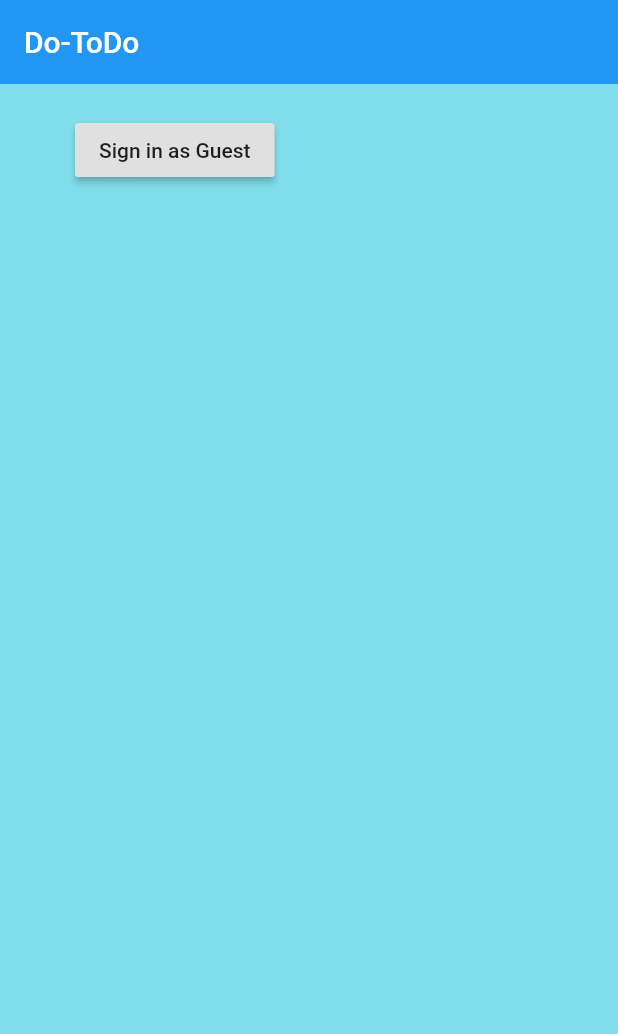
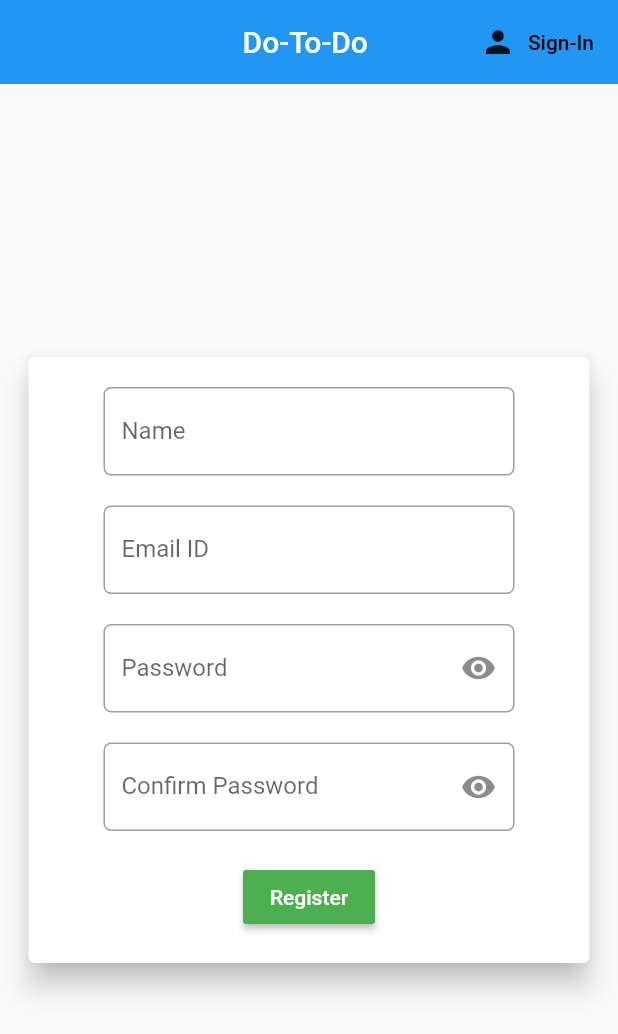
Before and after one commit to Samyak-Shreyash/DoToDo, a Flutter app: the screen it shows after launch, on a phone screen of 412 x 824 dp. Shown: the top 1034 px of the screen. Run offline on Flutter 3.47's test engine with Material 2 defaults, Android fonts, the phone set to English and light mode, and no system bars; our stand-ins replace cloud_firestore, connectivity, firebase_auth, form_field_validator; missing offline and left inert: cloud_firestore_web, firebase_auth_web, firebase_core_web, flutter_sp; accounts and stored records are empty; statements that could not run were skipped.

Commit message:
Multiple files added to read and display Task Card

```diff
--- a/lib/main.dart
+++ b/lib/main.dart
@@ -1,17 +1,26 @@
+import 'package:dotodo/models/user.dart';
 import 'package:dotodo/screens/wrapper.dart';
+import 'package:dotodo/services/auth.dart';
 import 'package:flutter/material.dart';
+import 'package:provider/provider.dart';
 
 void main() {
-  runApp(MyApp());
+  runApp(MaterialApp(
+    theme: ThemeData.dark(),
+    home: MyApp(),
+  ));
 }
 
 class MyApp extends StatelessWidget {
   // This widget is the root of your application.
   @override
   Widget build(BuildContext context) {
-    return MaterialApp(
-      title: 'Flutter Demo',
-      home: Wrapper(),
+    return StreamProvider<User>.value(
+      value: AuthService().user,
+      child: MaterialApp(
+        title: 'Flutter Demo',
+        home: Wrapper(),
+      ),
     );
   }
 }
--- a/lib/models/user.dart
+++ b/lib/models/user.dart
@@ -1,5 +1,10 @@
+import 'package:dotodo/services/auth.dart';
+
 class User {
+
+  final AuthService _auth = AuthService();
   final String uid;
 
-  User(this.uid);
+  User({this.uid});
+
 }
--- a/lib/screens/authenticate/authenticate.dart
+++ b/lib/screens/authenticate/authenticate.dart
@@ -1,3 +1,5 @@
+import 'package:dotodo/screens/authenticate/register.dart';
+import 'package:dotodo/screens/authenticate/sign_in.dart';
 import 'package:flutter/material.dart';
 
 class Authenticate extends StatefulWidget {
@@ -6,10 +8,17 @@ class Authenticate extends StatefulWidget {
 }
 
 class _AuthenticateState extends State<Authenticate> {
+  bool showSignIn = false;
+
+  void toggleView() {
+    setState(() => showSignIn = !showSignIn);
+  }
+
   @override
   Widget build(BuildContext context) {
-    return Container(
-      child: Text('Authenticate'),
-    );
+    if (showSignIn)
+      return SignIn(toggleView: toggleView);
+    else
+      return Register(toggleView: toggleView);
   }
 }
--- /dev/null
+++ b/lib/screens/authenticate/register.dart
@@ -0,0 +1,181 @@
+import 'package:dotodo/services/ValidationRules.dart';
+import 'package:dotodo/services/auth.dart';
+import 'package:flutter/material.dart';
+import 'package:form_field_validator/form_field_validator.dart';
+
+class Register extends StatefulWidget {
+  final Function toggleView;
+
+  Register({this.toggleView});
+
+  @override
+  _RegisterState createState() => _RegisterState();
+}
+
+class _RegisterState extends State<Register> {
+  final AuthService _auth = AuthService();
+  final _formKey = GlobalKey<FormState>();
+
+  //TODO: Set state variables
+  String formPage = 'Register';
+  bool hidePassword = true;
+  bool hideConfirmPassword = true;
+  String email = '';
+  String password = '';
+  String error = '';
+
+  @override
+  Widget build(BuildContext context) {
+    return Scaffold(
+//      backgroundColor: Colors.cyan[200],
+      appBar: buildAppBar(),
+      body: Center(
+        child: ListView(
+          shrinkWrap: true,
+          padding: EdgeInsets.all(15.0),
+          children: <Widget>[
+            Card(
+              elevation: 8.0,
+              child: buildBox(),
+            ),
+          ],
+        ),
+      ),
+    );
+  }
+
+  Container buildBox() {
+    return Container(
+      padding: EdgeInsets.symmetric(vertical: 20.0, horizontal: 50.0),
+      child: Form(
+        key: _formKey,
+        child: Column(
+          children: <Widget>[
+            createTextField("Name", TextInputType.text,
+                customValidators().textValidation(formPage)),
+            SizedBox(height: 20.0),
+            createTextField('Email ID', TextInputType.emailAddress,
+                customValidators().emailValidation(formPage)),
+            SizedBox(height: 20.0),
+            passwordField(customValidators().passwordValidation()),
+            SizedBox(height: 20.0),
+            confirmPasswordField(password),
+            SizedBox(height: 20.0),
+            register(),
+          ],
+        ),
+      ),
+      decoration: BoxDecoration(),
+    );
+  }
+
+  TextFormField createTextField(String label, TextInputType type,
+      MultiValidator validatorType) {
+    return TextFormField(
+      validator: validatorType,
+      keyboardType: type,
+      onChanged: (val) {
+        setState(() => email = val);
+      },
+      decoration: InputDecoration(
+          labelText: label,
+          border: OutlineInputBorder(
+              borderRadius: BorderRadius.circular(5.0))),
+    );
+  }
+
+  TextFormField confirmPasswordField(String password) {
+    return TextFormField(
+      obscureText: hideConfirmPassword,
+      validator: (val) =>
+          MatchValidator(errorText: 'passwords do not match').validateMatch(
+              val, password),
+      onChanged: (val) {
+        setState(() => password = val);
+      },
+      decoration: InputDecoration(
+        labelText: 'Confirm Password',
+        suffixIcon: IconButton(icon: Icon(
+            (hideConfirmPassword ? Icons.visibility : Icons.visibility_off),
+            semanticLabel:
+            (hideConfirmPassword ? 'hide password' : 'show password')),
+          onPressed: () {
+            setState(() {
+              hideConfirmPassword = !hideConfirmPassword;
+            });
+          },
+        ),
+        border: OutlineInputBorder(
+            borderRadius: BorderRadius.circular(5.0)),
+      ),
+    );
+  }
+
+  TextFormField passwordField(MultiValidator passwordValidator) {
+    return TextFormField(
+      obscureText: hidePassword,
+      validator: passwordValidator,
+      onChanged: (val) {
+        setState(() => password = val);
+      },
+      decoration: InputDecoration(
+        labelText: 'Password',
+        suffixIcon: IconButton(
+          icon: Icon(
+              (hidePassword ? Icons.visibility : Icons.visibility_off),
+              semanticLabel:
+              (hidePassword ? 'hide password' : 'show password')
+          ),
+          onPressed: () {
+            setState(() {
+              hidePassword = !hidePassword;
+            });
+          },
+        ),
+        border: OutlineInputBorder(
+            borderRadius: BorderRadius.circular(5.0)),
+      ),
+    );
+  }
+
+  RaisedButton register() {
+    return RaisedButton(
+      color: Colors.green,
+      child: Text(
+        'Register',
+        style: TextStyle(color: Colors.white),
+      ),
+      onPressed: () async {
+        if (_formKey.currentState.validate()) {
+          dynamic result = await _auth.registerWithEmail(
+              email: email, password: password);
+          if (result == null) {
+            setState(() => error = 'Something happened');
+          }
+        }
+      },
+    );
+  }
+
+
+  AppBar buildAppBar() {
+    return AppBar(
+      backgroundColor: Colors.blueAccent[500],
+      centerTitle: true,
+      title: Text("Do-To-Do "),
+      elevation: 0.0,
+      actions: <Widget>[
+        FlatButton.icon(
+            onPressed: () {
+              widget.toggleView();
+            },
+            icon: Icon(Icons.person),
+            label: Text('Sign-In',
+              style: TextStyle(color: Colors.black),
+            )
+        )
+      ],
+    );
+  }
+
+}
--- /dev/null
+++ b/lib/screens/home/loading.dart
@@ -0,0 +1,2 @@
+import 'package:flutter/material.dart';
+import 'package:flutter_sp';
--- a/lib/screens/wrapper.dart
+++ b/lib/screens/wrapper.dart
@@ -1,15 +1,16 @@
+import 'package:dotodo/models/user.dart';
+import 'package:dotodo/screens/authenticate/authenticate.dart';
+import 'package:dotodo/screens/home/home.dart';
+import 'package:flutter/material.dart';
+import 'package:provider/provider.dart';
 
-// import 'package:dotodo/screens/authenticate/authenticate.dart';
-import 'package:dotodo/screens/authenticate/sign_in.dart';
-// import 'package:dotodo/screens/home/home.dart';
-
-import 'package:flutter/material.dart';
-
-// import 'package:dotodo/screens/home/home.dart';
 class Wrapper extends StatelessWidget {
   @override
   Widget build(BuildContext context) {
-    //  check to return Home Screens or Authentication Screens
-    return SignIn();
+    final user = Provider.of<User>(context);
+//    print(user);
+    // TODO: check to return Home Screens or Authentication Screens
+
+    return user != null ? Home() : Authenticate();
   }
 }
--- /dev/null
+++ b/lib/services/ValidationRules.dart
@@ -0,0 +1,46 @@
+import 'package:form_field_validator/form_field_validator.dart';
+
+// ignore: camel_case_types
+class customValidators {
+  String signInEmailError = 'Email Address not registered';
+  String registerEmailError = 'Invalid Email Address';
+
+  RequiredValidator nameValidation() {
+    final nameValidator = RequiredValidator(errorText: 'Name is required');
+
+    return nameValidator;
+  }
+
+  MultiValidator emailValidation(String formType) {
+    final emailValidator = MultiValidator([
+      RequiredValidator(errorText: 'Email is required'),
+      EmailValidator(errorText: 'invalid email address'),
+    ]);
+
+    return emailValidator;
+  }
+
+  MultiValidator textValidation(String formType) {
+    final emailValidator = MultiValidator([
+      RequiredValidator(errorText: 'Field is required'),
+    ]);
+
+    return emailValidator;
+  }
+
+  MultiValidator passwordValidation() {
+    final passwordValidator = MultiValidator([
+      RequiredValidator(errorText: 'password is required'),
+      MinLengthValidator(8,
+          errorText: 'password must be at least 8 digits long'),
+    ]);
+
+    return passwordValidator;
+  }
+
+  String matchPassword(val, password) {
+    final matchPassword = MatchValidator(errorText: 'passwords do not match')
+        .validateMatch(val, password);
+    return matchPassword;
+  }
+}
--- /dev/null
+++ b/lib/services/database.dart
@@ -0,0 +1,40 @@
+import 'package:cloud_firestore/cloud_firestore.dart';
+import 'package:dotodo/models/task.dart';
+import 'package:uuid/uuid.dart';
+
+class DatabaseService {
+  final String uid;
+  String taskId;
+  var uuid = Uuid();
+
+  DatabaseService({this.uid});
+
+  //Collection reference
+  final CollectionReference taskCollection =
+      Firestore.instance.collection('tasks');
+
+  Future updateUserData(String taskName, int priority, int progress) async {
+    taskId:
+    taskId ?? uuid.v1();
+    return await taskCollection.document().setData({
+      'user_id': uid,
+      'task_id': taskId,
+      'taskName': taskName,
+      'priority': priority,
+      'progress': progress,
+    });
+  }
+
+  List<Task> _taskListFromSnapshot(QuerySnapshot snapshot) {
+    return snapshot.documents.map((doc) {
+      return Task(
+          taskName: doc.data['taskName'] ?? '',
+          priority: doc.data['priority'] ?? 0,
+          progress: doc.data['progress'] ?? 0);
+    }).toList();
+  }
+
+  Stream<List<Task>> get tasks {
+    return taskCollection.snapshots().map(_taskListFromSnapshot);
+  }
+}
--- /dev/null
+++ b/lib/services/taskDetails.dart
@@ -0,0 +1,3 @@
+class TaskDetails {
+  void addTask() {}
+}
```
Also changed, not shown: lib/models/task.dart (added, +7 -0 lines), lib/screens/authenticate/sign_in.dart (+149 -10 lines), lib/screens/home/home.dart (+32 -7 lines), lib/screens/home/task_list.dart (added, +23 -0 lines), lib/screens/home/task_tile.dart (added, +59 -0 lines), lib/services/ConnectionInfo.dart (added, +25 -0 lines), lib/services/auth.dart (+66 -6 lines).
